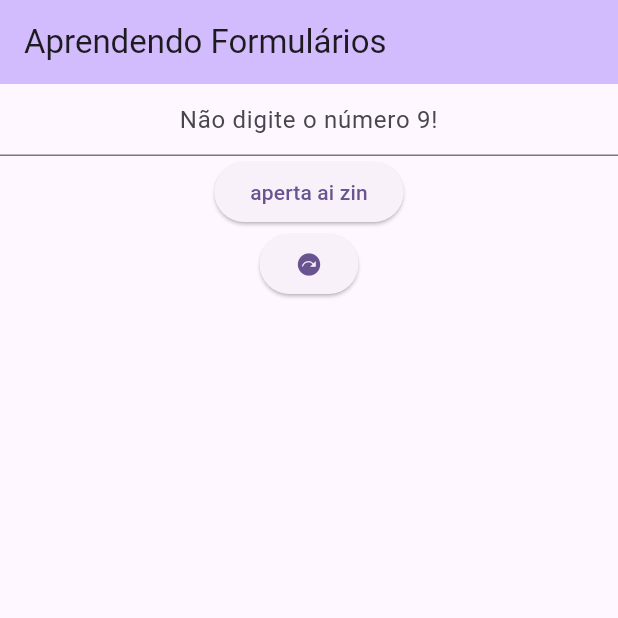
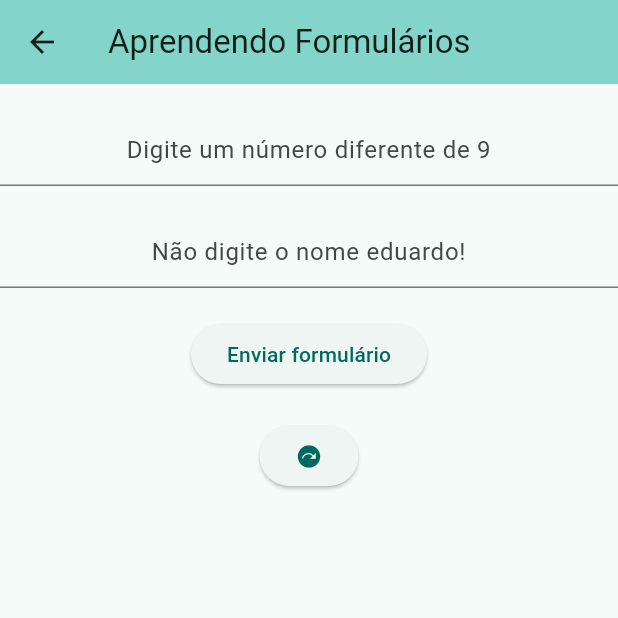
Before and after one commit to eduardobandeiramg/flutter2_controller_navegacao_estados, a Flutter app: the Formulario screen opened directly, on a phone screen of 412 x 824 dp, the top half of it. Run offline on Flutter 3.47's test engine with Material 2 defaults, Android fonts, the phone set to English and light mode, and no system bars.

Commit message:
Comunicacao entre widgets - formulario esta sendo criado com um novo contexto, mas precisa ter o mesmo contexto do Inherited para se comunicar com ele.

```diff
--- /dev/null
+++ b/controller_navegacao_estados/lib/data/form_data.dart
@@ -0,0 +1,28 @@
+import 'package:flutter/material.dart';
+
+// O inherited widget é um widget feito para receber informações.
+// Ele pode desencadear ações naqueles que estão na sua linhagem (filhos, netos, bisnetos, etc).
+
+class Dados extends InheritedWidget {
+  Dados({
+    super.key,
+    required Widget child,
+  }) : super(child: child);
+
+  final List<Widget> listaContaineres = [];
+
+  static Dados of(BuildContext context) {
+    final Dados? result = context.dependOnInheritedWidgetOfExactType<Dados>();
+    assert(result != null, 'No Dados found in context');
+    return result!;
+  }
+
+  @override
+  bool updateShouldNotify(Dados oldWidget) {
+    return oldWidget.listaContaineres.length != listaContaineres.length ; // comparando tamanho anterior ao tamanho atual
+  }
+  // O InheritedWidget é uma classe feita para receber dados e ter seu estado alterado.
+  // Quando seu estado é alterado (ex: lista fica maior), este método é executado.
+  // Não apenas é executado, como ele também consegue armazenar o estado anterior (old) para fazer algumas verificações.
+  // Se ele retornar verdadeiro, todas as classes que esiverem usando o método of serão notificadas a atualizarem seus estados
+}
--- a/controller_navegacao_estados/lib/recursos/formulario.dart
+++ b/controller_navegacao_estados/lib/recursos/formulario.dart
@@ -8,6 +8,7 @@ import 'package:flutter/material.dart';
 
 //criando atributos que serão visiveis nas classes que trazer mixin
 mixin reutilizavel {
+  TextEditingController entradanumero = TextEditingController();
   TextEditingController entradaNome = TextEditingController();
 }
 
@@ -25,7 +26,10 @@ class FormularioState extends State<Formulario> with reutilizavel {
   Widget build(BuildContext context) {
     return Scaffold(
       appBar: AppBar(
-        backgroundColor: Theme.of(context).colorScheme.inversePrimary,
+        backgroundColor: Theme
+            .of(context)
+            .colorScheme
+            .inversePrimary,
         title: Text(
           "Aprendendo Formulários",
         ),
@@ -56,21 +60,50 @@ class MeuCampoTextoEstado extends State<MeuCampoTexto> with reutilizavel {
       // A partir dela, é possível acessar alguns detalhes do widget, como seu estado atual.
       child: Column(
         children: [
+          SizedBox(height: 20,),
           TextFormField(
             keyboardType: TextInputType.number,
             // tipo do teclado que será aberto ao clicar no formulario
-            controller: entradaNome,
+            controller: entradanumero,
             // armazena o valor inserido
             validator: (value) {
               // verifica o que foi digitado pelo usuário. Caso esteja ok retorna nulo. Caso contrario, exibe mensagem vermelha logo abaixo (return mensagem)
               if (value == "9") {
                 return "9 nao doidao";
               }
+              else if (value == null){
+                return "Campo nulo";
+              }
+              else if (value.toString().isEmpty){
+                return "Campo vazio";
+              }
               return null;
             },
-            decoration: InputDecoration(hintText: "Não digite o número 9!"),
+            decoration: InputDecoration(
+                hintText: "Digite um número diferente de 9",
+            ),
             textAlign: TextAlign.center,
           ),
+          SizedBox(height: 20,),
+          TextFormField(
+            keyboardType: TextInputType.name,
+            // tipo do teclado que será aberto ao clicar no formulario
+            controller: entradaNome,
+            // armazena o valor inserido
+            validator: (value) {
+              // verifica o que foi digitado pelo usuário. Caso esteja ok retorna nulo. Caso contrario, exibe mensagem vermelha logo abaixo (return mensagem)
+              if (value?.toLowerCase() == "eduardo") {
+                return "Esse nome não!";
+              }
+              else if (value!.isEmpty) {
+                return "Digite um nome válido! Está vazio!";
+              }
+              return null;
+            },
+            decoration: InputDecoration(hintText: "Não digite o nome eduardo!"),
+            textAlign: TextAlign.center,
+          ),
+          SizedBox(height: 20,),
           ElevatedButton(
               onPressed: () {
                 if (chave.currentState!.validate()) {
@@ -83,7 +116,8 @@ class MeuCampoTextoEstado extends State<MeuCampoTexto> with reutilizavel {
                           "existem erros. verifique os campos em vermelho")));
                 }
               },
-              child: Text("aperta ai zin")),
+              child: Text("Enviar formulário")),
+          SizedBox(height: 20,),
           ElevatedButton(
               onPressed: () {
                 Navigator.push(context,
```
Also changed, not shown: controller_navegacao_estados/lib/main.dart (+5 -3 lines), controller_navegacao_estados/lib/recursos/pagina_inicial.dart (added, +26 -0 lines), 5 other files.
